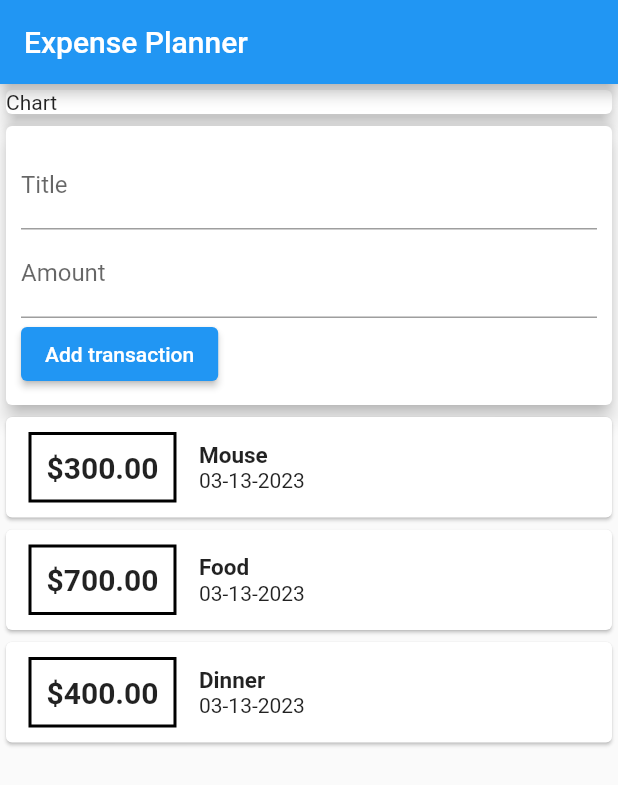
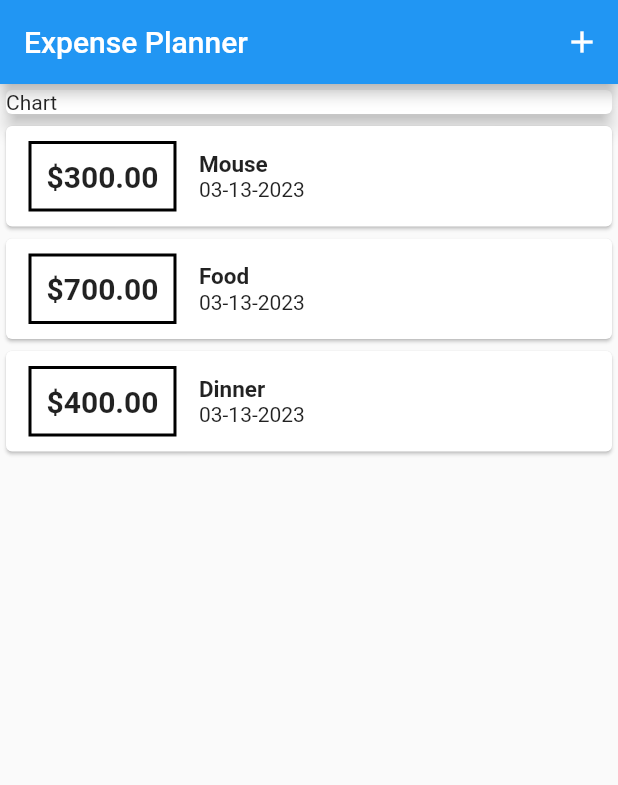
Before and after one commit to vctrtello1/expensePlanner, a Flutter app: the screen it shows after launch, on a phone screen of 412 x 824 dp. Shown: the top 785 px of the screen. Run offline on Flutter 3.47's test engine with Material 2 defaults, Android fonts, the phone set to English and light mode, and no system bars.

```diff
--- a/lib/main.dart
+++ b/lib/main.dart
@@ -1,5 +1,7 @@
-import 'package:expense_planner/widgets/user_transaction.dart';
+import './widgets/new_transaction.dart';
+import './widgets/transaction_list.dart';
 import 'package:flutter/material.dart';
+import '../models/transaction.dart';
 
 // ignore: prefer_const_constructors
 void main() => (runApp(MyApp()));
@@ -16,12 +18,45 @@ class MyApp extends StatelessWidget {
 }
 
 // ignore: use_key_in_widget_constructors, must_be_immutable
-class MyHomePage extends StatelessWidget {
+class MyHomePage extends StatefulWidget {
+  @override
+  State<MyHomePage> createState() => _MyHomePageState();
+}
+
+class _MyHomePageState extends State<MyHomePage> {
+  final List<Transaction> _userTransaction = [
+    Transaction(id: 1, title: "Mouse", amount: 300, date: DateTime.now()),
+    Transaction(id: 2, title: "Food", amount: 700, date: DateTime.now()),
+    Transaction(id: 3, title: "Dinner", amount: 400, date: DateTime.now()),
+  ];
+
+  void _addNewTransaction(String title, double amount) {
+    final newTx =
+        Transaction(title: title, amount: amount, date: DateTime.now(), id: 1);
+
+    setState(() {
+      _userTransaction.add(newTx);
+    });
+  }
+
+  void _startAddNewTransaction(BuildContext ctx) {
+    showModalBottomSheet(
+        context: ctx,
+        builder: (_) {
+          return NewTransaction(_addNewTransaction);
+        });
+  }
+
   @override
   Widget build(BuildContext context) {
     return Scaffold(
       appBar: AppBar(
         title: const Text('Expense Planner'),
+        actions: <Widget>[
+          IconButton(
+              onPressed: () => _startAddNewTransaction(context),
+              icon: const Icon(Icons.add))
+        ],
       ),
       // ignore: prefer_const_constructors
       body: Column(
@@ -37,7 +72,7 @@ class MyHomePage extends StatelessWidget {
               child: Text('Chart'),
             ),
           ),
-          UserTransactions()
+          TransactionList(_userTransaction)
         ],
       ),
     );
--- a/lib/widgets/user_transaction.dart
+++ /dev/null
@@ -1,34 +0,0 @@
-import 'package:flutter/material.dart';
-import './new_transaction.dart';
-import './transaction_list.dart';
-import '../models/transaction.dart';
-
-// ignore: use_key_in_widget_constructors
-class UserTransactions extends StatefulWidget {
-  @override
-  State<UserTransactions> createState() => _UserTransactionsState();
-}
-
-class _UserTransactionsState extends State<UserTransactions> {
-  final List<Transaction> _userTransaction = [
-    Transaction(id: 1, title: "Mouse", amount: 300, date: DateTime.now()),
-    Transaction(id: 2, title: "Food", amount: 700, date: DateTime.now()),
-    Transaction(id: 3, title: "Dinner", amount: 400, date: DateTime.now()),
-  ];
-
-  void _addNewTransaction(String title, double amount) {
-    final newTx =
-        Transaction(title: title, amount: amount, date: DateTime.now(), id: 1);
-
-    setState(() {
-      _userTransaction.add(newTx);
-    });
-  }
-
-  @override
-  Widget build(BuildContext context) {
-    return Column(
-      children: <Widget>[NewTransaction(_addNewTransaction), TransactionList(_userTransaction)],
-    );
-  }
-}
```
